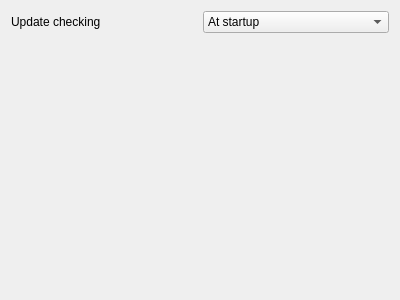
Before: the Qt Designer form plugins/fmfmainwindowplugin/mainwindowpreferenceswidget.ui in FreeHealth/freehealth, drawn with Qt 5.
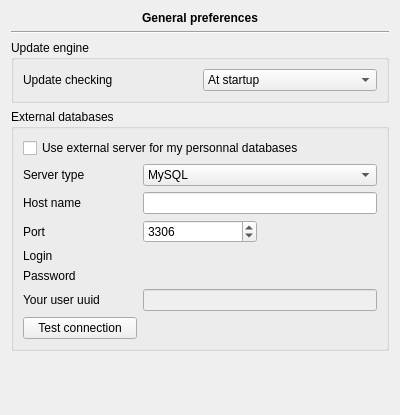
After: the same form once the commit is applied. Custom widgets are drawn as their Qt base class.

```diff
--- a/plugins/fmfmainwindowplugin/mainwindowpreferenceswidget.ui
+++ b/plugins/fmfmainwindowplugin/mainwindowpreferenceswidget.ui
@@ -7,13 +7,48 @@
     <x>0</x>
     <y>0</y>
     <width>400</width>
-    <height>300</height>
+    <height>415</height>
    </rect>
   </property>
   <property name="windowTitle">
    <string>Form</string>
   </property>
-  <layout class="QGridLayout" name="gridLayout">
+  <layout class="QGridLayout" name="gridLayout_2">
+   <item row="0" column="0">
+    <widget class="QLabel" name="label_2">
+     <property name="sizePolicy">
+      <sizepolicy hsizetype="Expanding" vsizetype="Preferred">
+       <horstretch>0</horstretch>
+       <verstretch>0</verstretch>
+      </sizepolicy>
+     </property>
+     <property name="font">
+      <font>
+       <weight>75</weight>
+       <bold>true</bold>
+      </font>
+     </property>
+     <property name="text">
+      <string>General preferences</string>
+     </property>
+     <property name="alignment">
+      <set>Qt::AlignCenter</set>
+     </property>
+    </widget>
+   </item>
+   <item row="1" column="0">
+    <widget class="Line" name="line">
+     <property name="orientation">
+      <enum>Qt::Horizontal</enum>
+     </property>
+    </widget>
+   </item>
+   <item row="2" column="0">
+    <widget class="QGroupBox" name="groupBox_2">
+     <property name="title">
+      <string>Update engine</string>
+     </property>
+     <layout class="QGridLayout" name="gridLayout_3">
    <item row="0" column="0">
     <widget class="QLabel" name="label">
      <property name="text">
@@ -50,7 +85,123 @@
      </item>
     </widget>
    </item>
+     </layout>
+    </widget>
+   </item>
+   <item row="3" column="0">
+    <widget class="QGroupBox" name="groupBox">
+     <property name="title">
+      <string>External databases</string>
+     </property>
+     <property name="checkable">
+      <bool>false</bool>
+     </property>
+     <property name="checked">
+      <bool>false</bool>
+     </property>
+     <layout class="QGridLayout" name="gridLayout">
+      <item row="0" column="0" colspan="3">
+       <widget class="QCheckBox" name="useExternalDB">
+        <property name="text">
+         <string>Use external server for my personnal databases</string>
+        </property>
+       </widget>
+      </item>
+      <item row="2" column="0">
+       <widget class="QLabel" name="label_3">
+        <property name="text">
+         <string>Host name</string>
+        </property>
+       </widget>
+      </item>
+      <item row="2" column="1" colspan="2">
+       <widget class="QLineEdit" name="host"/>
+      </item>
+      <item row="5" column="0">
+       <widget class="QLabel" name="label_4">
+        <property name="text">
+         <string>Login</string>
+        </property>
+       </widget>
+      </item>
+      <item row="5" column="1" colspan="2">
+       <widget class="Utils::LineEditEchoSwitcher" name="log" native="true"/>
+      </item>
+      <item row="6" column="0">
+       <widget class="QLabel" name="label_5">
+        <property name="text">
+         <string>Password</string>
+        </property>
+       </widget>
+      </item>
+      <item row="6" column="1" colspan="2">
+       <widget class="Utils::LineEditEchoSwitcher" name="pass" native="true"/>
+      </item>
+      <item row="8" column="1" colspan="2">
+       <widget class="QLineEdit" name="userUuid">
+        <property name="enabled">
+         <bool>false</bool>
+        </property>
+       </widget>
+      </item>
+      <item row="9" column="0">
+       <widget class="QPushButton" name="testButton">
+        <property name="text">
+         <string>Test connection</string>
+        </property>
+       </widget>
+      </item>
+      <item row="9" column="2">
+       <widget class="QLabel" name="testConnectionLabel">
+        <property name="text">
+         <string/>
+        </property>
+       </widget>
+      </item>
+      <item row="8" column="0">
+       <widget class="QLabel" name="label_6">
+        <property name="text">
+         <string>Your user uuid</string>
+        </property>
+       </widget>
+      </item>
+      <item row="3" column="0">
+       <widget class="QLabel" name="label_7">
+        <property name="text">
+         <string>Port</string>
+        </property>
+       </widget>
+      </item>
+      <item row="3" column="1">
+       <widget class="QSpinBox" name="port">
+        <property name="maximum">
+         <number>100000</number>
+        </property>
+        <property name="value">
+         <number>3306</number>
+        </property>
+       </widget>
+      </item>
+      <item row="1" column="1" colspan="2">
+       <widget class="QComboBox" name="server">
+        <item>
+         <property name="text">
+          <string>MySQL</string>
+         </property>
+        </item>
+       </widget>
+      </item>
    <item row="1" column="0">
+       <widget class="QLabel" name="label_8">
+        <property name="text">
+         <string>Server type</string>
+        </property>
+       </widget>
+      </item>
+     </layout>
+    </widget>
+   </item>
+   <item row="4" column="0">
     <spacer name="verticalSpacer">
      <property name="orientation">
       <enum>Qt::Vertical</enum>
@@ -65,6 +216,14 @@
    </item>
   </layout>
  </widget>
+ <customwidgets>
+  <customwidget>
+   <class>Utils::LineEditEchoSwitcher</class>
+   <extends>QWidget</extends>
+   <header location="global">utils/widgets/lineeditechoswitcher.h</header>
+   <container>1</container>
+  </customwidget>
+ </customwidgets>
  <resources/>
  <connections/>
 </ui>
```
Lines whose indentation alone changed are shown as unchanged.
